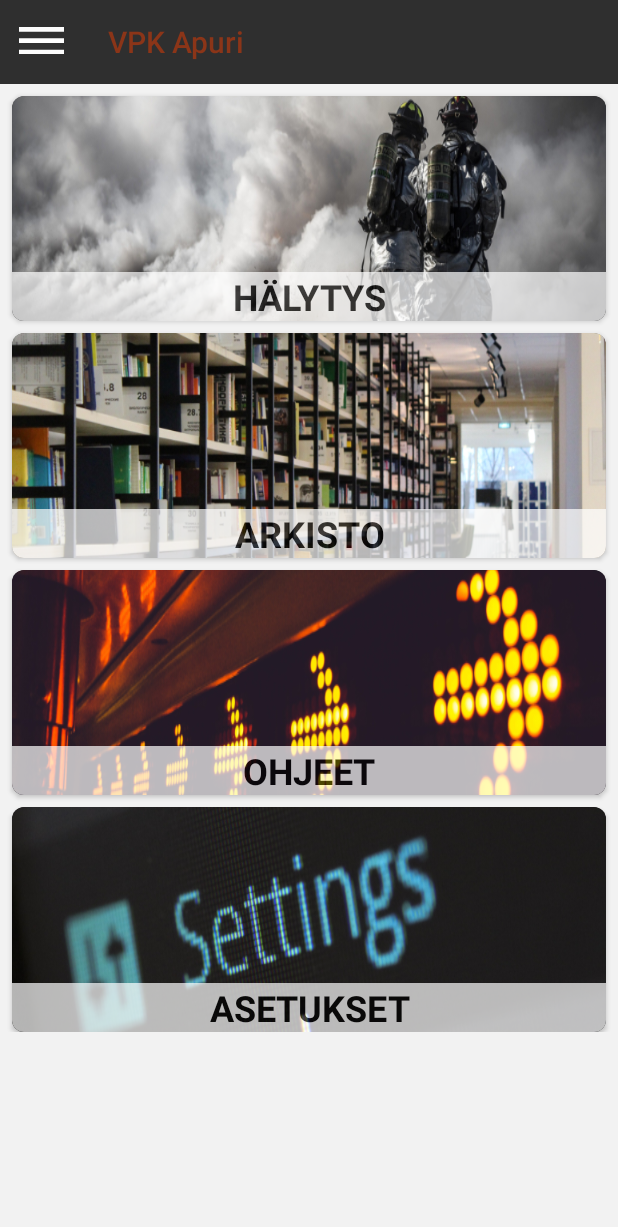
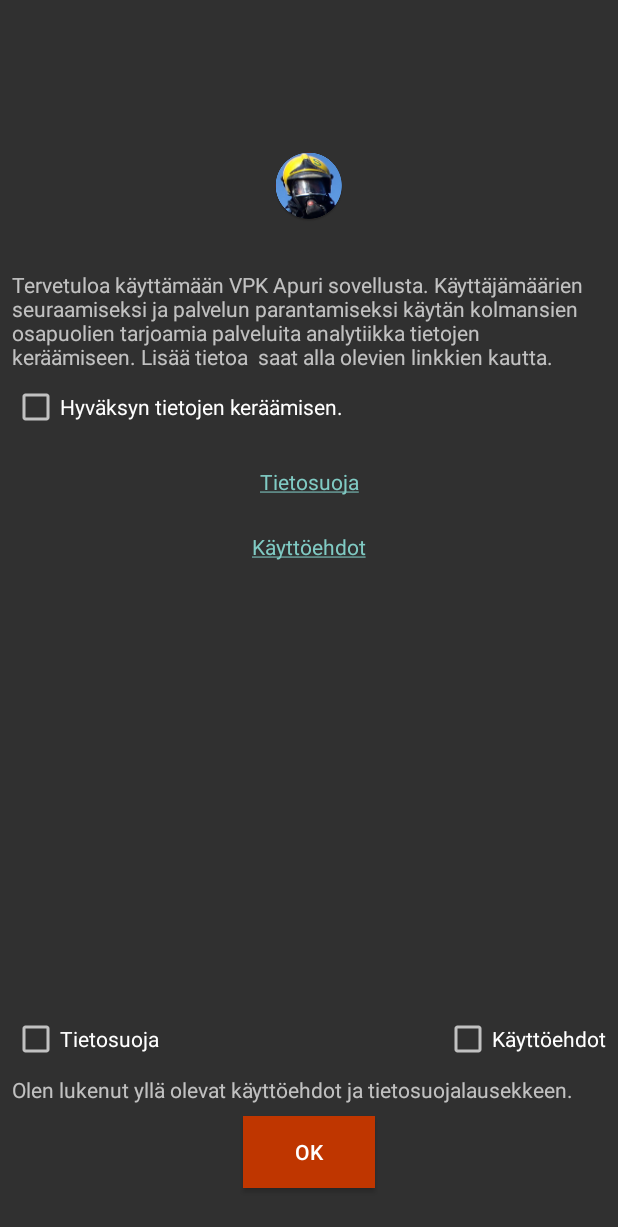
Before and after one commit to Kultalaaki/VPKApuri, an Android app: the screen it shows after launch (Etusivu before the commit, LauncherActivity after it), on a phone screen of 412 x 824 dp. Shown: the top 1227 px of the screen. Run offline under Robolectric (Android 15) with nearby library versions, the phone set to English and light mode, and no system bars.

Commit message:
Added user consent launcher page.

```diff
--- a/app/build.gradle
+++ b/app/build.gradle
@@ -15,8 +15,8 @@ android {
         applicationId "kultalaaki.vpkapuri"
         minSdkVersion 16
         targetSdkVersion 28
-        versionCode 88
-        versionName "3.211"
+        versionCode 89
+        versionName "3.22"
     }
     buildTypes {
         release {
--- a/app/src/main/java/kultalaaki/vpkapuri/Etusivu.java
+++ b/app/src/main/java/kultalaaki/vpkapuri/Etusivu.java
@@ -19,6 +19,7 @@ import android.app.NotificationManager;
 import android.app.PendingIntent;
 import android.appwidget.AppWidgetManager;
 import android.content.ComponentName;
+import android.content.Context;
 import android.content.DialogInterface;
 import android.content.Intent;
 import android.content.SharedPreferences;
@@ -67,7 +68,7 @@ public class Etusivu extends AppCompatActivity implements ActivityCompat.OnReque
     DBHelper db;
     //Button tietosuoja;
     SharedPreferences aaneton;
-    boolean ericaEtusivu;
+    boolean ericaEtusivu, analytics;
     private static final int MY_PERMISSIONS_REQUEST_WRITE_EXTERNAL_STORAGE = 2;
     private static final int MY_NOTIFICATION_ID = 15245;
 
@@ -193,6 +194,8 @@ public class Etusivu extends AppCompatActivity implements ActivityCompat.OnReque
         new WhatsNewScreen(this).show();
         SharedPreferences pref_general = PreferenceManager.getDefaultSharedPreferences(this);
         ericaEtusivu = pref_general.getBoolean("Erica", false);
+        analytics = pref_general.getBoolean("analyticsEnabled", false);
+        mFirebaseAnalytics.setAnalyticsCollectionEnabled(analytics);
     }
 
     /*void setMenuTexts() {
@@ -650,6 +653,7 @@ public class Etusivu extends AppCompatActivity implements ActivityCompat.OnReque
                     db = new DBHelper(getApplicationContext());
                     db.insertData("915C", "Ei osoitetta", "Uusi asennus tai sovellus on päivitetty. Tervetuloa käyttämään palokuntalaisille suunniteltua hälytys sovellusta. " +
                             "Ohjeet sivulta saat tietoa asetuksista.", "");
+                    deleteCache(getApplicationContext());
                     Log.i(LOG_TAG, "versionCode " + versionCode + "is different from the last known version " + lastVersionCode);
 
                     final String title = mActivity.getString(R.string.app_name) + " v" + packageInfo.versionName;
@@ -679,6 +683,31 @@ public class Etusivu extends AppCompatActivity implements ActivityCompat.OnReque
 
             } catch (PackageManager.NameNotFoundException e) {
                 e.printStackTrace();
+            }
+        }
+
+        void deleteCache(Context context) {
+            try {
+                File dir = context.getCacheDir();
+                deleteDir(dir);
+            } catch (Exception e) {
+                Log.i("VPK Apuri","Välimuistin tyhjennys epäonnistui.");
+            }
+        }
+        boolean deleteDir(File dir) {
+            if (dir != null && dir.isDirectory()) {
+                String[] children = dir.list();
+                for (String aChildren : children) {
+                    boolean success = deleteDir(new File(dir, aChildren));
+                    if (!success) {
+                        return false;
+                    }
+                }
+                return dir.delete();
+            } else if(dir!= null && dir.isFile()) {
+                return dir.delete();
+            } else {
+                return false;
             }
         }
     }
--- /dev/null
+++ b/app/src/main/java/kultalaaki/vpkapuri/LauncherActivity.java
@@ -0,0 +1,28 @@
+package kultalaaki.vpkapuri;
+
+import android.support.v4.app.FragmentManager;
+import android.support.v4.app.FragmentTransaction;
+import android.support.v7.app.AppCompatActivity;
+import android.os.Bundle;
+
+public class LauncherActivity extends AppCompatActivity {
+
+    @Override
+    protected void onCreate(Bundle savedInstanceState) {
+        super.onCreate(savedInstanceState);
+        setContentView(R.layout.activity_launcher);
+    }
+
+    protected void onStart() {
+        super.onStart();
+        loadLegalFragment();
+    }
+
+    public void loadLegalFragment() {
+        FragmentManager fragmentManager = this.getSupportFragmentManager();
+        kayttoehdotFragment kayttoehdotFragment = new kayttoehdotFragment();
+        FragmentTransaction fragmentTransaction = fragmentManager.beginTransaction();
+        //fragmentTransaction.setCustomAnimations(R.animator.slide_in_left, R.animator.slide_out_right);
+        fragmentTransaction.add(R.id.wholeScreen, kayttoehdotFragment, "kayttoehdotFragment").commit();
+    }
+}
--- a/app/src/main/java/kultalaaki/vpkapuri/SettingsActivity.java
+++ b/app/src/main/java/kultalaaki/vpkapuri/SettingsActivity.java
@@ -29,6 +29,8 @@ import android.support.annotation.RequiresApi;
 import android.support.v4.app.ActivityCompat;
 import android.text.TextUtils;
 import android.view.MenuItem;
+
+import com.google.firebase.analytics.FirebaseAnalytics;
 
 import java.util.ArrayList;
 import java.util.List;
@@ -371,6 +373,20 @@ public class SettingsActivity extends AppCompatPreferenceActivity {
                 });
             }
 
+            /*final Preference analytics = getPreferenceManager().findPreference("analyticsEnabled");
+            if(analytics != null) {
+                analytics.setOnPreferenceChangeListener(new Preference.OnPreferenceChangeListener() {
+                    @Override
+                    public boolean onPreferenceChange(Preference preference, Object newValue) {
+                        if(analytics.toString().equals("true")) {
+                            FirebaseAnalytics.setAnalyticsCollectionEnabled(true);
+                        }
+
+                        return false;
+                    }
+                });
+            }*/
+
             //Sovelluksen luvat
             Preference prefa = getPreferenceManager().findPreference("luvatApuri");
             if(prefa != null) {
--- /dev/null
+++ b/app/src/main/java/kultalaaki/vpkapuri/kayttoehdotFragment.java
@@ -0,0 +1,106 @@
+package kultalaaki.vpkapuri;
+
+
+import android.app.ActivityOptions;
+import android.content.Intent;
+import android.os.Build;
+import android.os.Bundle;
+import android.support.annotation.NonNull;
+import android.support.v4.app.Fragment;
+import android.text.method.LinkMovementMethod;
+import android.view.LayoutInflater;
+import android.view.View;
+import android.view.ViewGroup;
+import android.widget.Button;
+import android.widget.CheckBox;
+import android.widget.TextView;
+
+
+/**
+ * A simple {@link Fragment} subclass.
+ * Use the {@link kayttoehdotFragment#newInstance} factory method to
+ * create an instance of this fragment.
+ */
+public class kayttoehdotFragment extends Fragment {
+    // TODO: Rename parameter arguments, choose names that match
+    // the fragment initialization parameters, e.g. ARG_ITEM_NUMBER
+    private static final String ARG_PARAM1 = "param1";
+    private static final String ARG_PARAM2 = "param2";
+    CheckBox approveAnalytics, tietosuoja, kayttoehdot;
+    TextView tietosuojaLink, kayttoehdotLink;
+    Button Ok;
+
+
+    public kayttoehdotFragment() {
+        // Required empty public constructor
+    }
+
+    /**
+     * Use this factory method to create a new instance of
+     * this fragment using the provided parameters.
+     *
+     * @param param1 Parameter 1.
+     * @param param2 Parameter 2.
+     * @return A new instance of fragment kayttoehdotFragment.
+     */
+    // TODO: Rename and change types and number of parameters
+    public static kayttoehdotFragment newInstance(String param1, String param2) {
+        kayttoehdotFragment fragment = new kayttoehdotFragment();
+        Bundle args = new Bundle();
+        args.putString(ARG_PARAM1, param1);
+        args.putString(ARG_PARAM2, param2);
+        fragment.setArguments(args);
+        return fragment;
+    }
+
+    @Override
+    public void onCreate(Bundle savedInstanceState) {
+        super.onCreate(savedInstanceState);
+    }
+
+    @Override
+    public View onCreateView(LayoutInflater inflater, ViewGroup container,
+                             Bundle savedInstanceState) {
+        // Inflate the layout for this fragment
+        return inflater.inflate(R.layout.fragment_kayttoehdot, container, false);
+    }
+
+    @Override
+    public void onViewCreated(@NonNull View view, Bundle savedInstanceState) {
+        // Setup any handles to view objects here
+        approveAnalytics = view.findViewById(R.id.approvalcheckBox);
+        tietosuoja = view.findViewById(R.id.tietosuojacheckBox);
+        kayttoehdot = view.findViewById(R.id.kayttoehdotcheckBox);
+        tietosuojaLink = view.findViewById(R.id.tietosuoja);
+        kayttoehdotLink = view.findViewById(R.id.kayttoehdot);
+        Ok = view.findViewById(R.id.okButton);
+    }
+
+    public void onStart() {
+        super.onStart();
+        setLinks();
+        checkUserConsentsAndApprovalOfThings();
+    }
+
+    void setLinks() {
+        tietosuojaLink.setMovementMethod(LinkMovementMethod.getInstance());
+        kayttoehdotLink.setMovementMethod(LinkMovementMethod.getInstance());
+    }
+
+    void checkUserConsentsAndApprovalOfThings() {
+        Ok.setOnClickListener(new View.OnClickListener() {
+            @Override
+            public void onClick(View v) {
+                if (Build.VERSION.SDK_INT >= Build.VERSION_CODES.LOLLIPOP) {
+                    ActivityOptions options = ActivityOptions.makeSceneTransitionAnimation(getActivity());
+                    Intent intent = new Intent(getActivity(), Etusivu.class);
+                    startActivity(intent, options.toBundle());
+                } else {
+                    Intent intent = new Intent(getActivity(), Etusivu.class);
+                    startActivity(intent);
+                }
+            }
+        });
+    }
+
+}
--- /dev/null
+++ b/app/src/main/res/layout/activity_launcher.xml
@@ -0,0 +1,18 @@
+<?xml version="1.0" encoding="utf-8"?>
+<android.support.constraint.ConstraintLayout xmlns:android="http://schemas.android.com/apk/res/android"
+    xmlns:app="http://schemas.android.com/apk/res-auto"
+    xmlns:tools="http://schemas.android.com/tools"
+    android:layout_width="match_parent"
+    android:layout_height="match_parent"
+    tools:context=".LauncherActivity">
+
+    <FrameLayout
+        android:id="@+id/wholeScreen"
+        android:layout_width="0dp"
+        android:layout_height="0dp"
+        app:layout_constraintBottom_toBottomOf="parent"
+        app:layout_constraintEnd_toEndOf="parent"
+        app:layout_constraintStart_toStartOf="parent"
+        app:layout_constraintTop_toTopOf="parent"/>
+
+</android.support.constraint.ConstraintLayout>
--- /dev/null
+++ b/app/src/main/res/layout/fragment_kayttoehdot.xml
@@ -0,0 +1,123 @@
+<?xml version="1.0" encoding="utf-8"?>
+<android.support.constraint.ConstraintLayout xmlns:android="http://schemas.android.com/apk/res/android"
+    xmlns:app="http://schemas.android.com/apk/res-auto"
+    xmlns:tools="http://schemas.android.com/tools"
+    android:layout_width="match_parent"
+    android:layout_height="match_parent"
+    tools:context=".kayttoehdotFragment">
+
+    <ImageView
+        android:id="@+id/imageView2"
+        android:layout_width="0dp"
+        android:layout_height="wrap_content"
+        android:layout_marginTop="100dp"
+        android:src="@mipmap/ic_launcher"
+        app:layout_constraintEnd_toEndOf="parent"
+        app:layout_constraintStart_toStartOf="parent"
+        app:layout_constraintTop_toTopOf="parent" />
+
+    <TextView
+        android:id="@+id/welcometextView"
+        android:layout_width="0dp"
+        android:layout_height="wrap_content"
+        android:layout_marginStart="8dp"
+        android:layout_marginLeft="8dp"
+        android:layout_marginTop="32dp"
+        android:layout_marginEnd="8dp"
+        android:layout_marginRight="8dp"
+        android:text="Tervetuloa käyttämään VPK Apuri sovellusta. Käyttäjämäärien seuraamiseksi ja palvelun parantamiseksi käytän kolmansien osapuolien tarjoamia palveluita analytiikka tietojen keräämiseen. Lisää tietoa  saat alla olevien linkkien kautta."
+        app:layout_constraintEnd_toEndOf="parent"
+        app:layout_constraintStart_toStartOf="parent"
+        app:layout_constraintTop_toBottomOf="@+id/imageView2" />
+
+    <Button
+        android:id="@+id/okButton"
+        android:layout_width="wrap_content"
+        android:layout_height="wrap_content"
+        android:layout_marginBottom="32dp"
+        android:background="#BF3600"
+        android:text="OK"
+        app:layout_constraintBottom_toBottomOf="parent"
+        app:layout_constraintEnd_toEndOf="parent"
+        app:layout_constraintStart_toStartOf="parent" />
+
+    <CheckBox
+        android:id="@+id/tietosuojacheckBox"
+        android:layout_width="wrap_content"
+        android:layout_height="wrap_content"
+        android:layout_marginStart="8dp"
+        android:layout_marginLeft="8dp"
+        android:layout_marginBottom="8dp"
+        android:text="Tietosuoja"
+        app:layout_constraintBottom_toTopOf="@+id/haveReadtextView"
+        app:layout_constraintStart_toStartOf="parent" />
+
+    <CheckBox
+        android:id="@+id/kayttoehdotcheckBox"
+        android:layout_width="wrap_content"
+        android:layout_height="wrap_content"
+        android:layout_marginEnd="8dp"
+        android:layout_marginRight="8dp"
+        android:layout_marginBottom="8dp"
+        android:text="Käyttöehdot"
+        app:layout_constraintBottom_toTopOf="@+id/haveReadtextView"
+        app:layout_constraintEnd_toEndOf="parent" />
+
+    <TextView
+        android:id="@+id/haveReadtextView"
+        android:layout_width="0dp"
+        android:layout_height="wrap_content"
+        android:layout_marginStart="8dp"
+        android:layout_marginLeft="8dp"
+        android:layout_marginEnd="8dp"
+        android:layout_marginRight="8dp"
+        android:layout_marginBottom="8dp"
+        android:text="Olen lukenut yllä olevat käyttöehdot ja tietosuojalausekkeen."
+        app:layout_constraintBottom_toTopOf="@+id/okButton"
+        app:layout_constraintEnd_toEndOf="parent"
+        app:layout_constraintStart_toStartOf="parent" />
+
+    <CheckBox
+        android:id="@+id/approvalcheckBox"
+        android:layout_width="0dp"
+        android:layout_height="wrap_content"
+        android:layout_marginStart="8dp"
+        android:layout_marginLeft="8dp"
+        android:layout_marginTop="8dp"
+        android:layout_marginEnd="8dp"
+        android:layout_marginRight="8dp"
+        android:text="Hyväksyn tietojen keräämisen."
+        app:layout_constraintEnd_toEndOf="parent"
+        app:layout_constraintStart_toStartOf="parent"
+        app:layout_constraintTop_toBottomOf="@+id/welcometextView" />
+
+    <TextView
+        android:id="@+id/tietosuoja"
+        android:layout_width="wrap_content"
+        android:layout_height="wrap_content"
+        android:layout_marginStart="8dp"
+        android:layout_marginLeft="8dp"
+        android:layout_marginTop="24dp"
+        android:layout_marginEnd="8dp"
+        android:layout_marginRight="8dp"
+        android:text="@string/tietosuojaLink"
+        android:textColor="#BF3600"
+        app:layout_constraintEnd_toEndOf="parent"
+        app:layout_constraintStart_toStartOf="parent"
+        app:layout_constraintTop_toBottomOf="@+id/approvalcheckBox" />
+
+    <TextView
+        android:id="@+id/kayttoehdot"
+        android:layout_width="wrap_content"
+        android:layout_height="wrap_content"
+        android:layout_marginStart="8dp"
+        android:layout_marginLeft="8dp"
+        android:layout_marginTop="24dp"
+        android:layout_marginEnd="8dp"
+        android:layout_marginRight="8dp"
+        android:text="@string/k_ytt_ehdotLink"
+        android:textColor="#BF3600"
+        app:layout_constraintEnd_toEndOf="parent"
+        app:layout_constraintStart_toStartOf="parent"
+        app:layout_constraintTop_toBottomOf="@+id/tietosuoja" />
+</android.support.constraint.ConstraintLayout>
--- a/app/src/main/res/values/strings.xml
+++ b/app/src/main/res/values/strings.xml
@@ -29,8 +29,7 @@
         Tekstiviestien lukeminen\n
         Tekstiviestien kirjoittaminen\n
         Tekstiviestien lähettäminen\n
-        Puhelulokien lukeminen\n
-        Puheluiden soittaminen\n\n
+        Puhelulokien lukeminen\n\n
 
         Tämä sovellus lukee kaikki tekstiviestit, ja päättää käyttäjän asettaman numeron perusteella tarvitaanko lisätoimenpiteitä.\n
         Kaikista puheluista siirtyy numero sovelluksen sisäiseen tarkistukseen ja siellä tehdään sama tarkistus kuin tekstiviesteille.\n\n
@@ -468,4 +467,9 @@
     <string name="s">S</string>
     <string name="ajastimen_nimi">Ajastimen nimi</string>
     <string name="_00">00</string>
+
+    <!-- TODO: Remove or change this placeholder text -->
+    <string name="hello_blank_fragment">Hello blank fragment</string>
+    <string name="tietosuojaLink"><a href="http://www.vpkapuri.fi/tietosuoja.html">Tietosuoja</a></string>
+    <string name="k_ytt_ehdotLink"><a href="http://www.vpkapuri.fi/kayttoehdot.html">Käyttöehdot</a></string>
 </resources>
--- a/app/src/main/res/xml/pref_data_sync.xml
+++ b/app/src/main/res/xml/pref_data_sync.xml
@@ -35,5 +35,10 @@
             android:key="luvatSMS"
             android:title="Sovelluksen tarvitsemat luvat"
             android:summary="@string/luvat" />
+        <SwitchPreference
+            android:key="analyticsEnabled"
+            android:title="Analytiikkatietojen kerääminen"
+            android:defaultValue="false"
+            android:summary="Ota pois päältä jos et halua osallistua tietojen keräämiseen sovelluksen parantamiseksi. Muutos tulee voimaan kun sovellus käynnistetään uudelleen."/>
     </PreferenceCategory>
 </PreferenceScreen>
```
Also changed, not shown: app/src/main/AndroidManifest.xml (+21 -9 lines), 1 other file.
